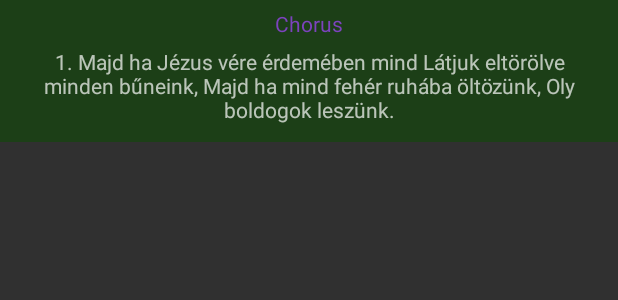
After one commit to tomiolah/Songbook, an Android app: the layout content_song_verse.xml on its own in the app's theme, with its tools: preview values and no code run, on a phone screen of 412 x 824 dp. The commit adds this screen. Shown: the top 300 px of the screen. Run offline under Robolectric (Android 15) with nearby library versions, the phone set to English and light mode, and no system bars.

Commit message:
Song activity before fullscreen.

```diff
--- a/Projector-server/src/main/resources/application.properties
+++ b/Projector-server/src/main/resources/application.properties
@@ -1,2 +1,2 @@
-spring.data.mongodb.uri=mongodb://songbook:dEveloper@4@ds123136.mlab.com:23136/dev-songbook
+spring.data.mongodb.uri=mongodb://developer:developerc@ds123136.mlab.com:23136/dev-songbook
 server.port=${PORT:80}
--- a/Songbook/app/src/main/AndroidManifest.xml
+++ b/Songbook/app/src/main/AndroidManifest.xml
@@ -41,6 +41,10 @@
                 android:name="android.support.PARENT_ACTIVITY"
                 android:value="com.bence.songbook.ui.activity.MainActivity"/>
         </activity>
+        <activity
+            android:name=".ui.activity.SongActivity"
+            android:theme="@style/SongBookTheme">
+        </activity>
     </application>
 
 </manifest>
--- a/Songbook/app/src/main/java/com/bence/songbook/api/retrofit/ApiManager.java
+++ b/Songbook/app/src/main/java/com/bence/songbook/api/retrofit/ApiManager.java
@@ -14,7 +14,7 @@ import retrofit2.converter.gson.GsonConverterFactory;
 public class ApiManager {
 
     public static Retrofit getClient() {
-        String BASE_URL = "http://localhost:80";
+        String BASE_URL = "http://192.168.100.3:80";
         HttpLoggingInterceptor httpLoggingInterceptor = new HttpLoggingInterceptor();
         httpLoggingInterceptor.setLevel(HttpLoggingInterceptor.Level.BODY);
         OkHttpClient okHttpClient = new OkHttpClient.Builder()
--- /dev/null
+++ b/Songbook/app/src/main/res/layout/content_song_verse.xml
@@ -0,0 +1,31 @@
+<?xml version="1.0" encoding="utf-8"?>
+<LinearLayout xmlns:android="http://schemas.android.com/apk/res/android"
+              xmlns:tools="http://schemas.android.com/tools"
+              android:layout_width="fill_parent"
+              android:layout_height="wrap_content"
+              android:background="?attr/primaryDarkColor"
+              android:orientation="vertical"
+              android:padding="6dip">
+
+    <TextView
+        android:id="@+id/chorusTextView"
+        android:layout_width="match_parent"
+        android:layout_height="wrap_content"
+        android:gravity="center"
+        android:text="@string/chorus"
+        android:textColor="@color/secondaryLightColor"
+        />
+
+    <TextView
+        android:id="@+id/textView"
+        android:layout_width="match_parent"
+        android:layout_height="wrap_content"
+        android:gravity="center"
+        android:padding="6dp"
+        android:text="1. Majd ha Jézus vére érdemében mind
+Látjuk eltörölve minden bűneink,
+Majd ha mind fehér ruhába öltözünk,
+Oly boldogok leszünk."
+        tools:ignore="HardcodedText"/>
+
+</LinearLayout>
--- a/Songbook/app/src/main/res/values/strings.xml
+++ b/Songbook/app/src/main/res/values/strings.xml
@@ -35,5 +35,7 @@
     <string name="downloading_collections">Downloading collections</string>
     <string name="saving_collections">Saving collections</string>
     <string name="completed">Completed</string>
+    <string name="chorus">Chorus</string>
+    <string name="recently_viewed">Recently viewed</string>
 
 </resources>
```
Also changed, not shown: Songbook/app/src/main/java/com/bence/songbook/models/Song.java (+6 -2 lines), Songbook/app/src/main/java/com/bence/songbook/ui/activity/MainActivity.java (+43 -4 lines), Songbook/app/src/main/java/com/bence/songbook/ui/activity/SongActivity.java (added, +121 -0 lines), Songbook/app/src/main/res/drawable/ic_slideshow_black.xml (added, +9 -0 lines), Songbook/app/src/main/res/layout/activity_song.xml (added, +36 -0 lines), Songbook/app/src/main/res/layout/content_song.xml (added, +30 -0 lines), Songbook/app/src/main/res/layout/content_sort.xml (+8 -0 lines), 1 other file.
